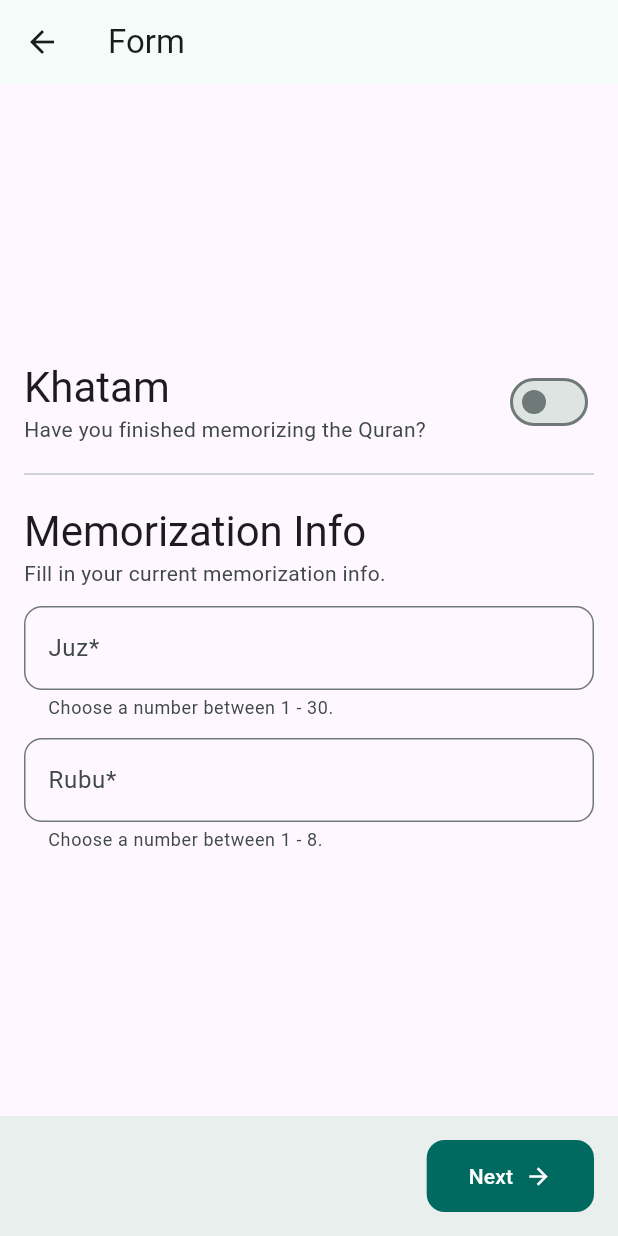
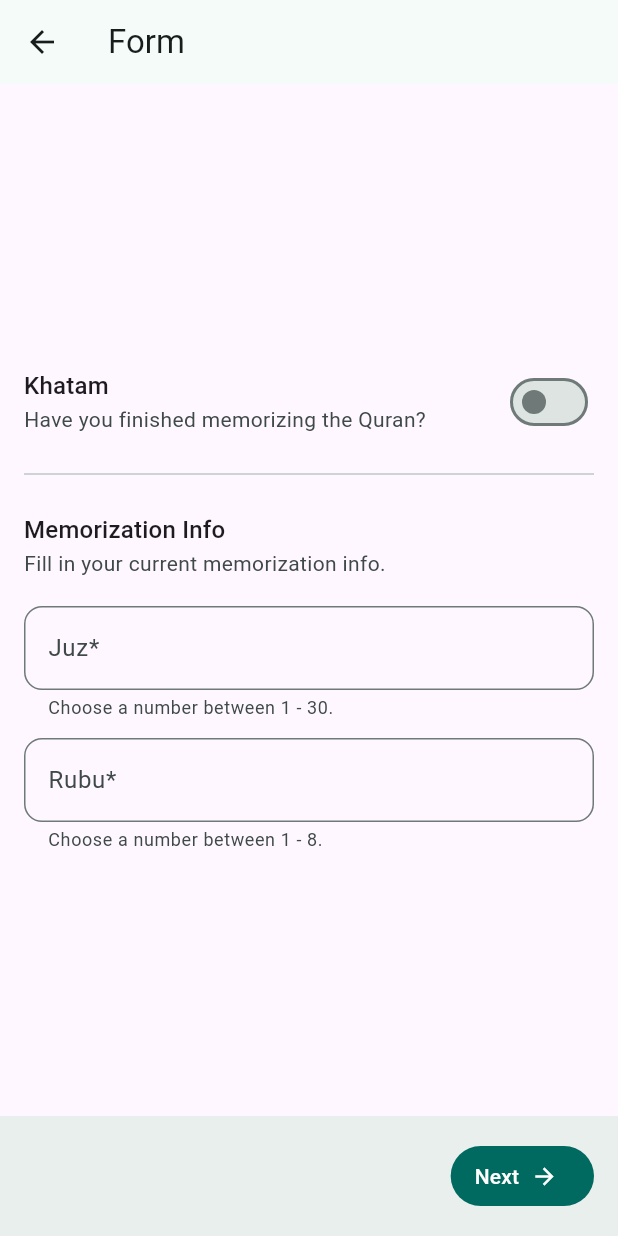
Before and after one commit to adaniel52/repeater, a Flutter app: the screen it shows after launch, after a tap on "Get Started!", on a phone screen of 412 x 824 dp. Run offline on Flutter 3.47's test engine with Material 3 defaults, Android fonts, the phone set to English and light mode, and no system bars; our stand-ins replace flutter_html, hive, hive_flutter, photo_view; missing offline and left inert: flutter_html_video; accounts and stored records are empty.

Commit message:
style reformat

```diff
--- a/lib/models/schedule_entry.dart
+++ b/lib/models/schedule_entry.dart
@@ -1,6 +1,4 @@
 import 'package:hive/hive.dart';
-import 'package:repeater/models/juz.dart';
-import 'package:repeater/models/rubu.dart';
 
 part 'schedule_entry.g.dart';
 
@@ -13,10 +11,10 @@ class ScheduleEntry {
   String? _reviewType;
 
   @HiveField(2)
-  Juz? _juz;
+  int? _juzNumber;
 
   @HiveField(3)
-  List<Rubu> _rubus;
+  List<int> _rubus;
 
   @HiveField(4)
   bool? _isCompleted;
@@ -24,18 +22,18 @@ class ScheduleEntry {
   ScheduleEntry({
     DateTime? startDate,
     String? reviewType,
-    Juz? juz,
-    List<Rubu>? rubus,
+    int? juzNumber,
+    List<int>? rubus,
     bool? isCompleted,
   })  : _startDate = startDate ?? DateTime.now(),
         _reviewType = reviewType,
-        _juz = juz,
-        _rubus = rubus ?? juz!.rubus,
+        _juzNumber = juzNumber,
+        _rubus = rubus ?? List.generate(8, (index) => index + 1),
         _isCompleted = isCompleted;
 
   DateTime get startDate => _startDate;
   String? get reviewType => _reviewType;
-  Juz get juz => _juz!;
-  List<Rubu> get rubus => _rubus;
+  int get juzNumber => _juzNumber!;
+  List<int> get rubus => _rubus;
   bool? get isCompleted => _isCompleted;
 }
--- a/lib/screens/form/form_screen.dart
+++ b/lib/screens/form/form_screen.dart
@@ -136,7 +136,7 @@ class _FormScreenState extends State<FormScreen> {
           contentPadding: Styles.noPadding,
           title: Text(
             'Khatam',
-            style: Theme.of(context).textTheme.headlineMedium,
+            style: Theme.of(context).textTheme.titleMedium,
           ),
           subtitle: const Text('Have you finished memorizing the Quran?'),
           value: hasKhatam,
@@ -154,7 +154,7 @@ class _FormScreenState extends State<FormScreen> {
             contentPadding: Styles.noPadding,
             title: Text(
               'Memorization Info',
-              style: Theme.of(context).textTheme.headlineMedium,
+              style: Theme.of(context).textTheme.titleMedium,
             ),
             subtitle: const Text('Fill in your current memorization info.'),
           ),
@@ -215,7 +215,7 @@ class _FormScreenState extends State<FormScreen> {
   List<Widget> _memorizedJuzsForm() => [
         Text(
           'Memorized Juzs',
-          style: Theme.of(context).textTheme.headlineMedium,
+          style: Theme.of(context).textTheme.titleMedium,
         ),
         const Text('Which juz did you still remember?'),
         const MediumGap(),
--- a/lib/screens/form/intro_screen.dart
+++ b/lib/screens/form/intro_screen.dart
@@ -1,6 +1,5 @@
 import 'package:flutter/material.dart';
 import 'package:repeater/screens/form/form_screen.dart';
-import 'package:repeater/utils/constants/styles.dart';
 import 'package:repeater/widgets/centered_scrollable_column.dart';
 import 'package:repeater/widgets/gap.dart';
 
@@ -13,7 +12,7 @@ class IntroScreen extends StatelessWidget {
       body: CenteredScrollableColumn(
         children: [
           const ClipRRect(
-            borderRadius: Styles.largeBorderRadius,
+            borderRadius: BorderRadius.all(Radius.circular(40)),
             child: Image(
               image: AssetImage('assets/icon/icon.png'),
               width: 200,
@@ -22,11 +21,11 @@ class IntroScreen extends StatelessWidget {
           const LargeGap(),
           Text(
             'Repeater',
-            style: Theme.of(context).textTheme.headlineLarge,
+            style: Theme.of(context).textTheme.titleLarge,
           ),
           Text(
             'An app to assist hafiz in scheduling timetables.',
-            style: Theme.of(context).textTheme.headlineSmall!.copyWith(
+            style: Theme.of(context).textTheme.titleMedium!.copyWith(
                   color: const Color(0xFF757575),
                 ),
             textAlign: TextAlign.center,
--- a/lib/screens/main/main_navigation.dart
+++ b/lib/screens/main/main_navigation.dart
@@ -3,7 +3,7 @@ import 'package:provider/provider.dart';
 import 'package:repeater/models/schedule_entry.dart';
 import 'package:repeater/screens/home/home_screen.dart';
 import 'package:repeater/screens/notes/notes_screen.dart';
-import 'package:repeater/screens/settings_screen.dart';
+import 'package:repeater/screens/settings/settings_screen.dart';
 import 'package:repeater/services/user_preferences.dart';
 import 'package:repeater/utils/constants/styles.dart';
 
@@ -39,11 +39,12 @@ class _MainNavigationState extends State<MainNavigation> {
       final schedules = <ScheduleEntry>[];
       for (var juz in memorizedJuzs) {
         final index = memorizedJuzs.indexOf(juz);
+        final juzNumber = user.juzs.indexOf(juz) + 1;
         schedules.add(
           ScheduleEntry(
             startDate: DateTime.now().add(Duration(days: index)),
             reviewType: 'Manzil',
-            juz: juz,
+            juzNumber: juzNumber,
           ),
         );
       }
--- a/lib/screens/notes/notes_screen.dart
+++ b/lib/screens/notes/notes_screen.dart
@@ -1,7 +1,7 @@
 import 'dart:convert';
 import 'package:flutter/material.dart';
 import 'package:repeater/utils/constants/styles.dart';
-import 'package:repeater/widgets/note_card.dart';
+import 'package:repeater/screens/notes/note_card.dart';
 import 'package:http/http.dart' as http;
 
 class NotesScreen extends StatefulWidget {
--- a/lib/utils/constants/styles.dart
+++ b/lib/utils/constants/styles.dart
@@ -11,13 +11,13 @@ class Styles {
     //   bodyMedium: bodyMedium,
     //   bodySmall: bodySmall,
     // ),
-    filledButtonTheme: filledButtonTheme,
+    // filledButtonTheme: filledButtonTheme,
     // appBarTheme: AppBarTheme(
     //   centerTitle: true,
     //   titleTextStyle: headlineLarge.copyWith(color: Colors.black),
     // ),
-    cardTheme: cardTheme,
-    scrollbarTheme: scrollbarTheme,
+    // cardTheme: cardTheme,
+    // scrollbarTheme: scrollbarTheme,
   );
 
   static final darkTheme = ThemeData(
@@ -29,13 +29,13 @@ class Styles {
     //   bodyMedium: bodyMedium,
     //   bodySmall: bodySmall,
     // ),
-    filledButtonTheme: filledButtonTheme,
+    // filledButtonTheme: filledButtonTheme,
     // appBarTheme: AppBarTheme(
     //   centerTitle: true,
     //   titleTextStyle: headlineLarge.copyWith(color: Colors.white),
     // ),
-    cardTheme: cardTheme,
-    scrollbarTheme: scrollbarTheme,
+    // cardTheme: cardTheme,
+    // scrollbarTheme: scrollbarTheme,
   );
 
   static const double smallBreakpoint = 480;
```
Also changed, not shown: lib/screens/home/home_screen.dart (+47 -88 lines), lib/screens/settings/settings_screen.dart (renamed from lib/screens/settings_screen.dart, +6 -14 lines), lib/widgets/custom_list_view.dart (+10 -11 lines), lib/widgets/section_title.dart (added, +16 -0 lines), lib/models/schedule_entry.g.dart, lib/screens/home/rubus_progress_indicator.dart (renamed from lib/widgets/rubus_progress_indicator.dart), lib/screens/notes/note_card.dart (renamed from lib/widgets/note_card.dart).
